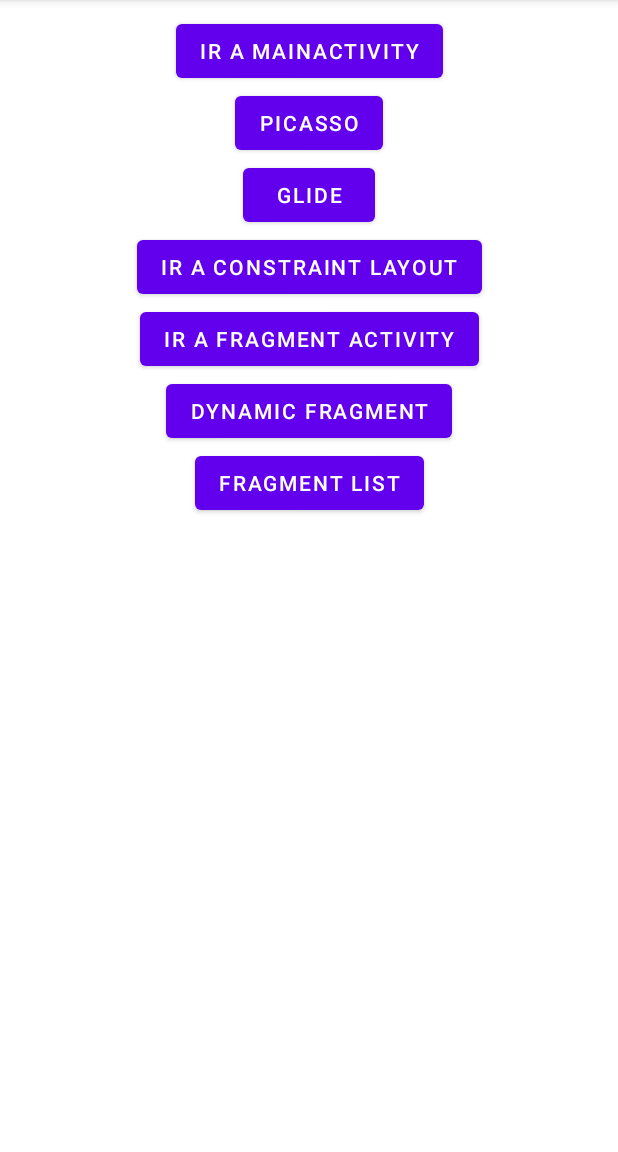
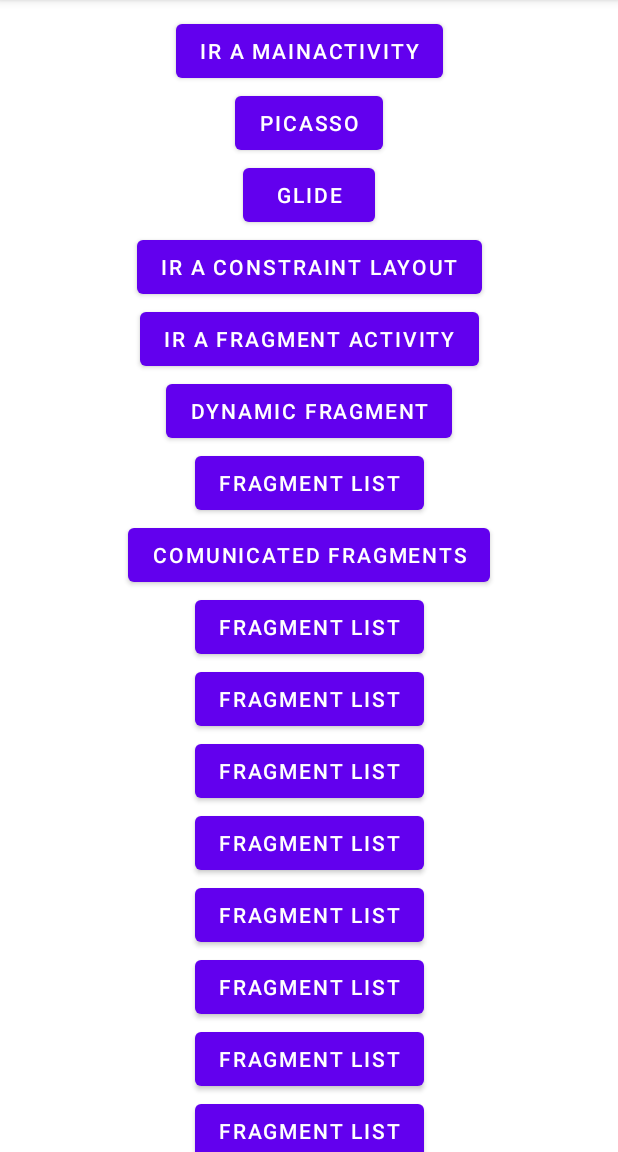
Before and after one commit to canteko/TutorialAndroid, an Android app: the screen it shows after launch (EntranceActivity), on a phone screen of 412 x 824 dp, the part 84-1236 px from its top. Run offline under Robolectric (Android 15) with nearby library versions, the phone set to English and light mode, and no system bars; pictures from the network do not load.

Commit message:
Fragments comunicados

```diff
--- a/app/src/main/AndroidManifest.xml
+++ b/app/src/main/AndroidManifest.xml
@@ -12,6 +12,9 @@
         android:roundIcon="@mipmap/ic_launcher_round"
         android:supportsRtl="true"
         android:theme="@style/Theme.HelloWorld">
+        <activity
+            android:name=".ComunicatedFragmentsActivity"
+            android:exported="true" />
         <activity
             android:name=".FragmentListActivity"
             android:exported="true" />
--- a/app/src/main/java/com/canteko/helloworld/EntranceActivity.java
+++ b/app/src/main/java/com/canteko/helloworld/EntranceActivity.java
@@ -48,4 +48,9 @@ public class EntranceActivity extends AppCompatActivity {
         Intent intent = new Intent(this, FragmentListActivity.class);
         startActivity(intent);
     }
+
+    public void goToComunicatedFragmentsActivity(View view) {
+        Intent intent = new Intent(this, ComunicatedFragmentsActivity.class);
+        startActivity(intent);
+    }
 }
--- a/app/src/main/res/layout/activity_entrance.xml
+++ b/app/src/main/res/layout/activity_entrance.xml
@@ -1,7 +1,12 @@
 <?xml version="1.0" encoding="utf-8"?>
-<androidx.constraintlayout.widget.ConstraintLayout xmlns:android="http://schemas.android.com/apk/res/android"
+<ScrollView
+    xmlns:android="http://schemas.android.com/apk/res/android"
     xmlns:app="http://schemas.android.com/apk/res-auto"
     xmlns:tools="http://schemas.android.com/tools"
+    android:layout_width="match_parent"
+    android:layout_height="match_parent">
+
+    <androidx.constraintlayout.widget.ConstraintLayout
         android:layout_width="match_parent"
         android:layout_height="match_parent"
         tools:context=".EntranceActivity">
@@ -76,4 +81,96 @@
             app:layout_constraintEnd_toEndOf="parent"
             app:layout_constraintStart_toStartOf="parent"
             app:layout_constraintTop_toBottomOf="@+id/button11" />
+
+        <Button
+            android:id="@+id/button13"
+            android:layout_width="wrap_content"
+            android:layout_height="wrap_content"
+            android:text="Comunicated Fragments"
+            android:onClick="goToComunicatedFragmentsActivity"
+            app:layout_constraintEnd_toEndOf="parent"
+            app:layout_constraintStart_toStartOf="parent"
+            app:layout_constraintTop_toBottomOf="@+id/button12" />
+
+        <Button
+            android:id="@+id/button14"
+            android:layout_width="wrap_content"
+            android:layout_height="wrap_content"
+            android:text="Fragment List"
+            android:onClick="goToFragmentListActivity"
+            app:layout_constraintEnd_toEndOf="parent"
+            app:layout_constraintStart_toStartOf="parent"
+            app:layout_constraintTop_toBottomOf="@+id/button13" />
+
+        <Button
+            android:id="@+id/button15"
+            android:layout_width="wrap_content"
+            android:layout_height="wrap_content"
+            android:text="Fragment List"
+            android:onClick="goToFragmentListActivity"
+            app:layout_constraintEnd_toEndOf="parent"
+            app:layout_constraintStart_toStartOf="parent"
+            app:layout_constraintTop_toBottomOf="@+id/button14" />
+
+        <Button
+            android:id="@+id/button16"
+            android:layout_width="wrap_content"
+            android:layout_height="wrap_content"
+            android:text="Fragment List"
+            android:onClick="goToFragmentListActivity"
+            app:layout_constraintEnd_toEndOf="parent"
+            app:layout_constraintStart_toStartOf="parent"
+            app:layout_constraintTop_toBottomOf="@+id/button15" />
+
+        <Button
+            android:id="@+id/button17"
+            android:layout_width="wrap_content"
+            android:layout_height="wrap_content"
+            android:text="Fragment List"
+            android:onClick="goToFragmentListActivity"
+            app:layout_constraintEnd_toEndOf="parent"
+            app:layout_constraintStart_toStartOf="parent"
+            app:layout_constraintTop_toBottomOf="@+id/button16" />
+
+        <Button
+            android:id="@+id/button18"
+            android:layout_width="wrap_content"
+            android:layout_height="wrap_content"
+            android:text="Fragment List"
+            android:onClick="goToFragmentListActivity"
+            app:layout_constraintEnd_toEndOf="parent"
+            app:layout_constraintStart_toStartOf="parent"
+            app:layout_constraintTop_toBottomOf="@+id/button17" />
+
+        <Button
+            android:id="@+id/button19"
+            android:layout_width="wrap_content"
+            android:layout_height="wrap_content"
+            android:text="Fragment List"
+            android:onClick="goToFragmentListActivity"
+            app:layout_constraintEnd_toEndOf="parent"
+            app:layout_constraintStart_toStartOf="parent"
+            app:layout_constraintTop_toBottomOf="@+id/button18" />
+
+        <Button
+            android:id="@+id/button20"
+            android:layout_width="wrap_content"
+            android:layout_height="wrap_content"
+            android:text="Fragment List"
+            android:onClick="goToFragmentListActivity"
+            app:layout_constraintEnd_toEndOf="parent"
+            app:layout_constraintStart_toStartOf="parent"
+            app:layout_constraintTop_toBottomOf="@+id/button19" />
+
+        <Button
+            android:id="@+id/button32"
+            android:layout_width="wrap_content"
+            android:layout_height="wrap_content"
+            android:text="Fragment List"
+            android:onClick="goToFragmentListActivity"
+            app:layout_constraintEnd_toEndOf="parent"
+            app:layout_constraintStart_toStartOf="parent"
+            app:layout_constraintTop_toBottomOf="@+id/button20" />
+
     </androidx.constraintlayout.widget.ConstraintLayout>
+</ScrollView>
```
Also changed, not shown: app/src/main/java/com/canteko/helloworld/ComunicatedFragmentsActivity.java (added, +30 -0 lines), app/src/main/java/com/canteko/helloworld/ControlesFragment.java (added, +105 -0 lines), app/src/main/java/com/canteko/helloworld/OnControlesFragmentListener.java (added, +8 -0 lines), app/src/main/res/layout/activity_comunicated_fragments.xml (added, +10 -0 lines), app/src/main/res/layout/fragment_controles.xml (added, +26 -0 lines). Lines whose indentation alone changed are shown as unchanged.
